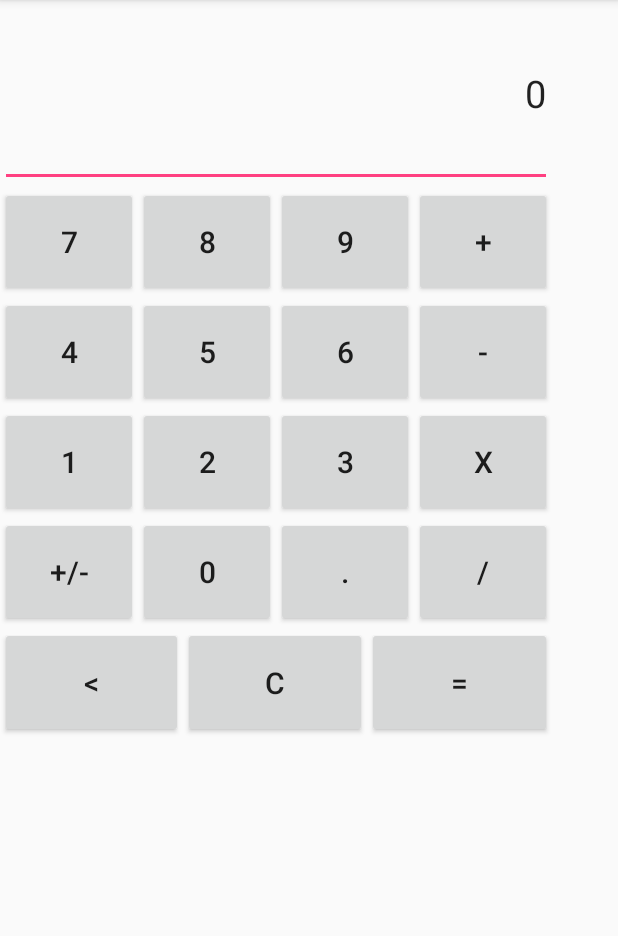
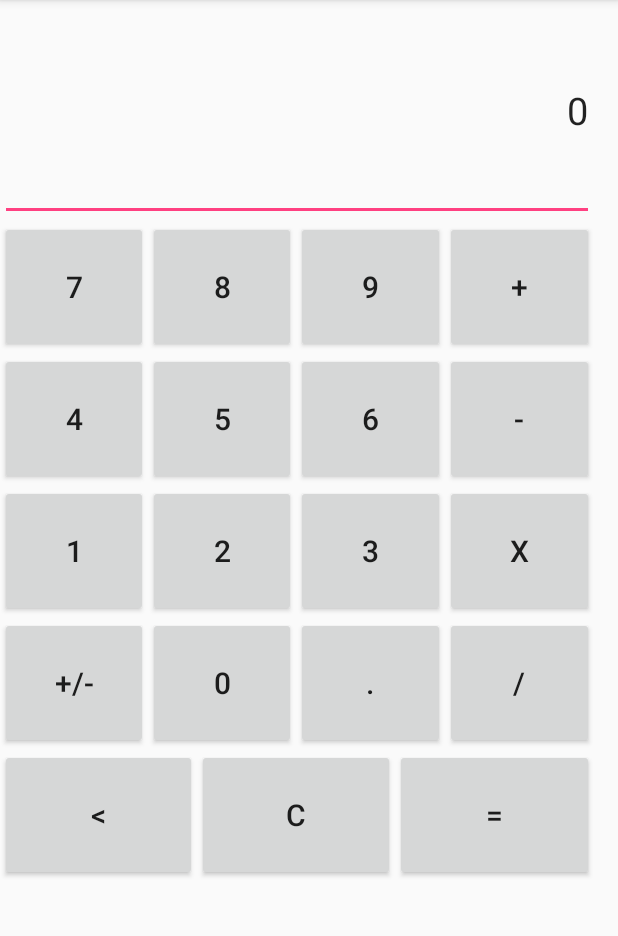
Before and after one commit to GradyLealand/Android, an Android app: the screen it shows after launch (MainActivity), on a phone screen of 412 x 824 dp, the part 84-1020 px from its top. Run offline under Robolectric (Android 15) with nearby library versions, the phone set to English and light mode, and no system bars.

Commit message:
changed size of layout to match test phone

```diff
--- a/SimpleCalculator/app/src/main/res/layout/activity_main.xml
+++ b/SimpleCalculator/app/src/main/res/layout/activity_main.xml
@@ -7,8 +7,8 @@
     tools:context="com.mobileapp.grady.simplecalculator.MainActivity">
 
     <LinearLayout
-        android:layout_width="368dp"
-        android:layout_height="495dp"
+        android:layout_width="396dp"
+        android:layout_height="591dp"
         android:orientation="vertical"
         android:weightSum="1"
         tools:layout_editor_absoluteX="8dp"
```
